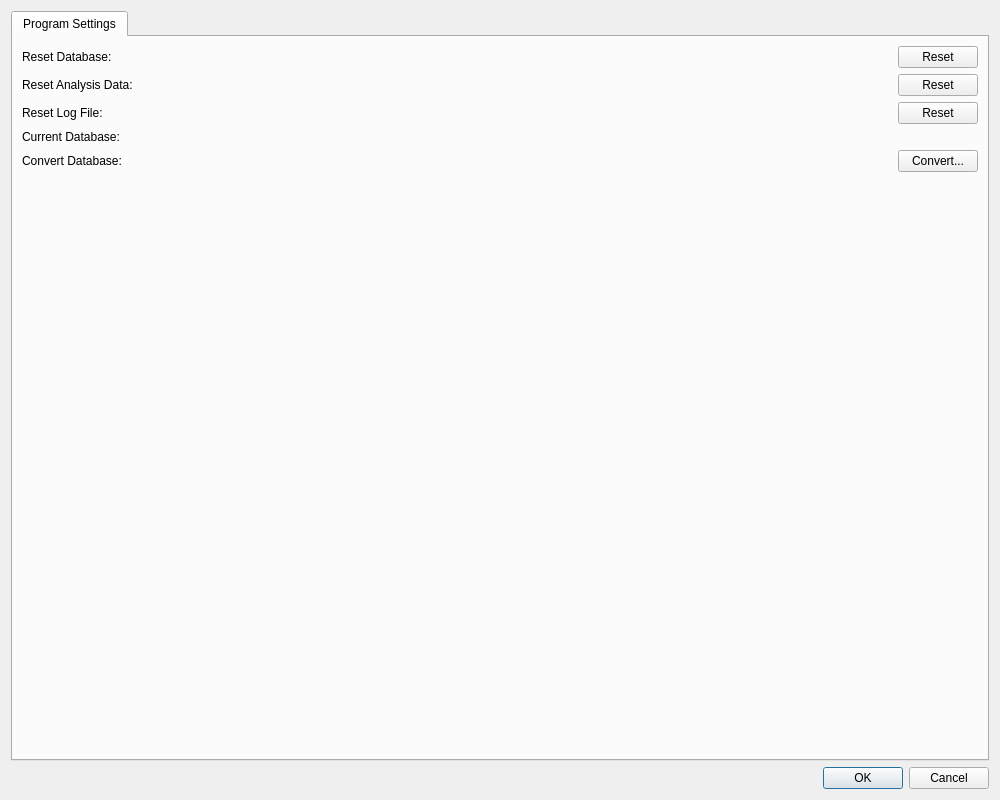
Above: gui/definitions/ui/settings_dialog.ui from SilMon/NucDetect before the change. Below: the same form after it.
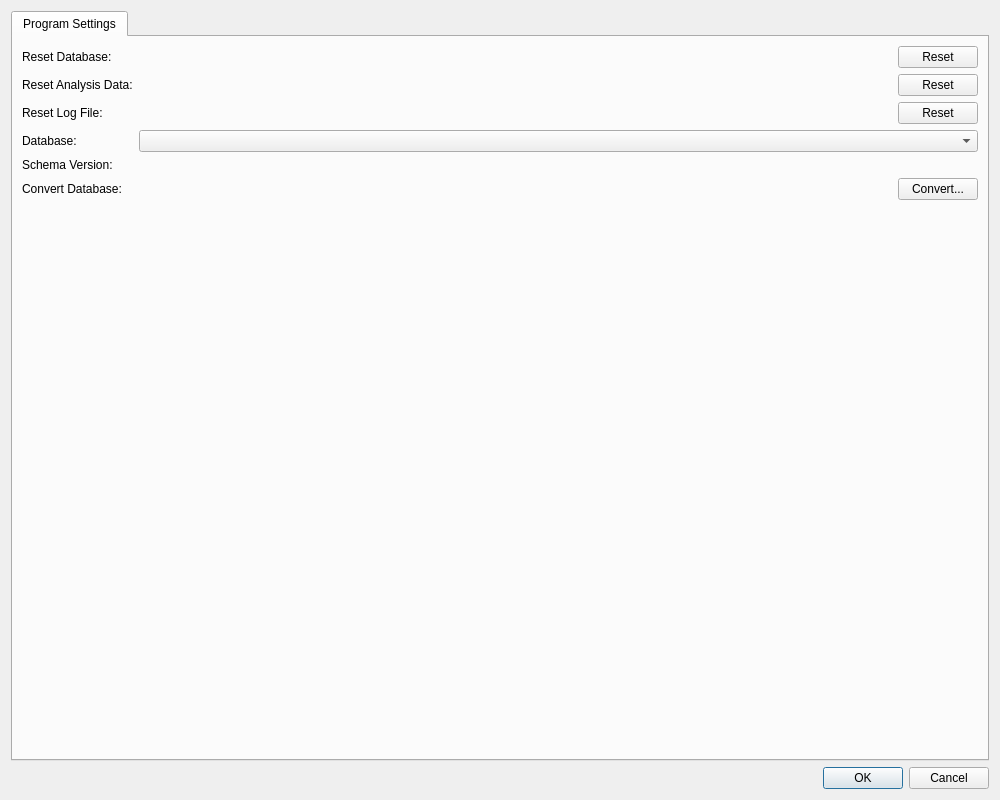
That is the form after the change.

Commit message: Give each experiment its own database, and update every database an image belongs to

```diff
--- a/gui/definitions/ui/settings_dialog.ui
+++ b/gui/definitions/ui/settings_dialog.ui
@@ -137,11 +137,25 @@
          <item row="3" column="0">
           <widget class="QLabel" name="label_db">
            <property name="text">
-            <string>Current Database:</string>
+            <string>Database:</string>
            </property>
           </widget>
          </item>
          <item row="3" column="1">
+          <widget class="QComboBox" name="cmbx_database">
+           <property name="toolTip">
+            <string>The database the program works with. Every database in the data folder is listed; the switch happens when the dialog is closed with OK</string>
+           </property>
+          </widget>
+         </item>
+         <item row="4" column="0">
+          <widget class="QLabel" name="label_db_version">
+           <property name="text">
+            <string>Schema Version:</string>
+           </property>
+          </widget>
+         </item>
+         <item row="4" column="1">
           <widget class="QLabel" name="lbl_db_info">
            <property name="text">
             <string/>
@@ -154,14 +168,14 @@
            </property>
           </widget>
          </item>
-         <item row="4" column="0">
+         <item row="5" column="0">
           <widget class="QLabel" name="label_convert">
            <property name="text">
             <string>Convert Database:</string>
            </property>
           </widget>
          </item>
-         <item row="4" column="1">
+         <item row="5" column="1">
           <layout class="QHBoxLayout" name="horizontalLayout_convert">
            <item>
             <spacer name="horizontalSpacer_convert">
```
The commit also changes 13 other files.
